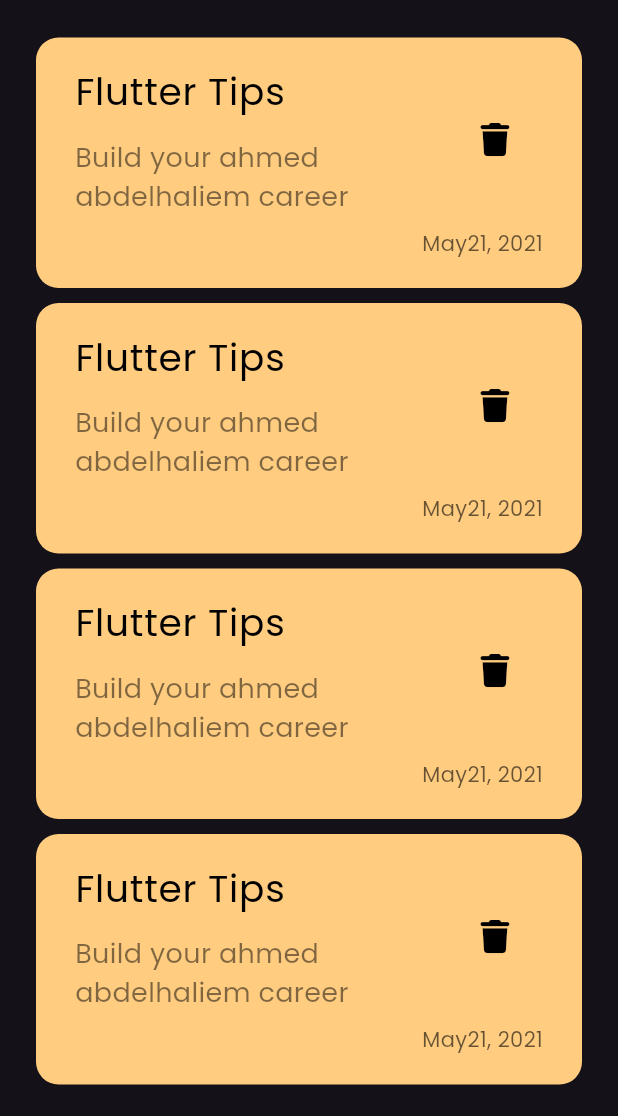
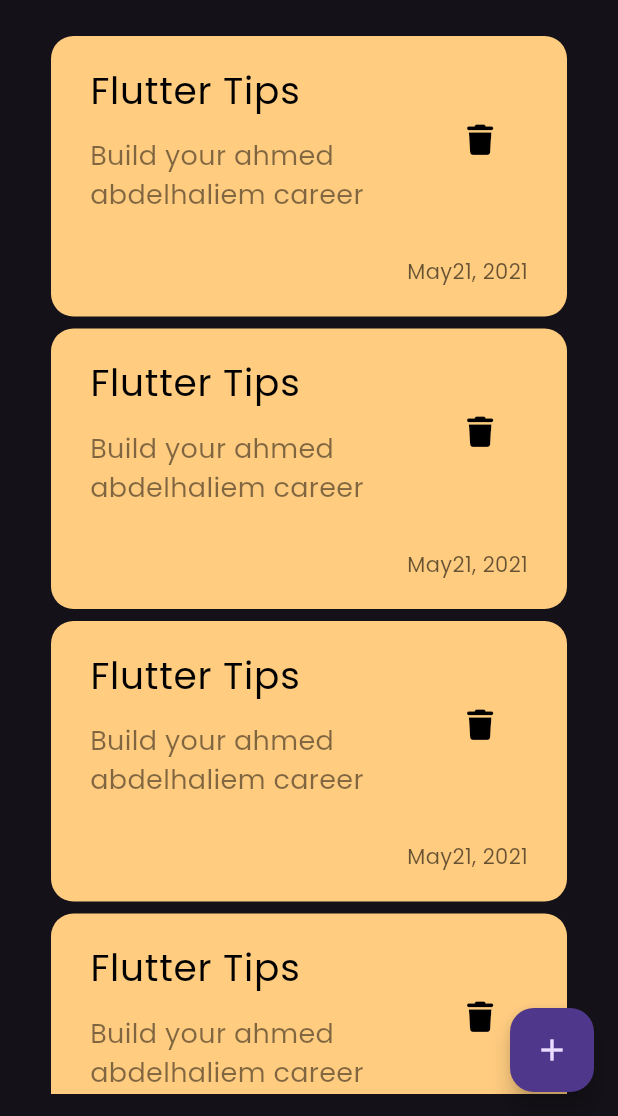
Before and after one commit to ahmedabdelhaliem/notes-app, a Flutter app: the screen it shows after launch, on a phone screen of 412 x 824 dp, the part 120-1236 px from its top. Run offline on Flutter 3.47's test engine with Material 3 defaults, Android fonts, the phone set to English and light mode, and no system bars; our stand-ins replace font_awesome_flutter.

Commit message:
add flouting action button

```diff
--- a/lib/views/note_view.dart
+++ b/lib/views/note_view.dart
@@ -1,4 +1,5 @@
 import 'package:flutter/material.dart';
+import 'package:untitled8/widget/add_note_Button_sheet.dart';
 
 import '../widget/NotesViewBody.dart';
 
@@ -7,8 +8,18 @@ class NotesView extends StatelessWidget {
 
   @override
   Widget build(BuildContext context) {
-    return const Scaffold(
-      body: NotesViewBody(),
+    return Scaffold(
+      floatingActionButton: FloatingActionButton(
+        onPressed: () {
+          showModalBottomSheet(
+              context: context,
+              builder: (context) {
+                return const AddNoteButtonSheet();
+              });
+        },
+        child: const Icon(Icons.add),
+      ),
+      body: const NotesViewBody(),
     );
   }
 }
--- a/lib/widget/Item_list_vieew.dart
+++ b/lib/widget/Item_list_vieew.dart
@@ -6,11 +6,16 @@ class NotesListView extends StatelessWidget {
 
   @override
   Widget build(BuildContext context) {
-    return ListView.builder(itemBuilder: (context, index) {
-      return const Padding(
-        padding: EdgeInsets.symmetric(vertical: 5),
-        child: NoteItem(),
-      );
-    });
+    return Padding(
+      padding: const EdgeInsets.symmetric(horizontal: 10),
+      child: ListView.builder(
+          padding: EdgeInsets.zero,
+          itemBuilder: (context, index) {
+            return const Padding(
+              padding: EdgeInsets.symmetric(vertical: 4),
+              child: NoteItem(),
+            );
+          }),
+    );
   }
 }
--- a/lib/widget/NotesViewBody.dart
+++ b/lib/widget/NotesViewBody.dart
@@ -1,6 +1,5 @@
 import 'package:flutter/material.dart';
 import 'package:untitled8/widget/Item_list_vieew.dart';
-import 'package:untitled8/widget/custom_note_item.dart';
 
 import 'CustomAppBar.dart';
 
--- a/lib/widget/custom_note_item.dart
+++ b/lib/widget/custom_note_item.dart
@@ -14,12 +14,12 @@ class NoteItem extends StatelessWidget {
       child: Column(
         children: [
           ListTile(
-            title: Text(
+            title: const Text(
               'Flutter Tips',
               style: TextStyle(color: Colors.black, fontSize: 25),
             ),
             subtitle: Padding(
-              padding: EdgeInsets.only(top: 12),
+              padding: const EdgeInsets.only(top: 12),
               child: Text(
                 'Build your ahmed abdelhaliem career',
                 style: TextStyle(
@@ -31,9 +31,12 @@ class NoteItem extends StatelessWidget {
               icon: const Icon(
                 FontAwesomeIcons.trash,
                 color: Colors.black,
-                size: 22,
+                size: 20,
               ),
             ),
+          ),
+          const SizedBox(
+            height: 20,
           ),
           Align(
             alignment: Alignment.bottomRight,
```
Also changed, not shown: lib/widget/add_note_Button_sheet.dart (added, +10 -0 lines).
